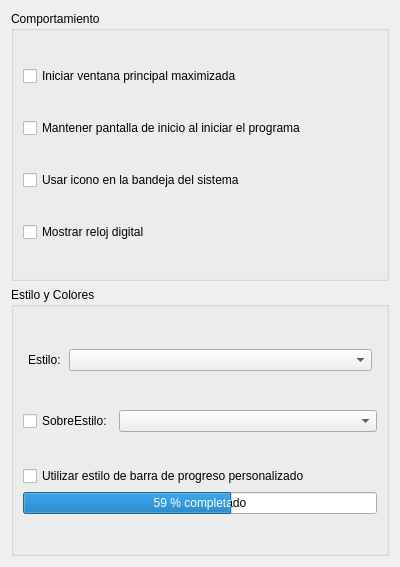
Old version of the form trunk/src/FPrefGeneral.ui in the repository chungote/gestotux.
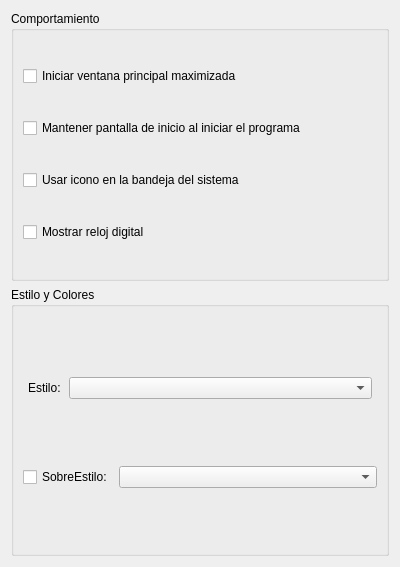
New version of the form.

Diff of the .ui file:
```diff
--- a/trunk/src/FPrefGeneral.ui
+++ b/trunk/src/FPrefGeneral.ui
@@ -134,39 +134,6 @@
         </item>
        </layout>
       </item>
-      <item>
-       <layout class="QVBoxLayout" >
-        <item>
-         <widget class="QCheckBox" name="ChBBarraProgreso" >
-          <property name="text" >
-           <string>Utilizar estilo de barra de progreso personalizado</string>
-          </property>
-         </widget>
-        </item>
-        <item>
-         <widget class="QProgressBar" name="PBMuestra" >
-          <property name="value" >
-           <number>59</number>
-          </property>
-          <property name="alignment" >
-           <set>Qt::AlignHCenter</set>
-          </property>
-          <property name="orientation" >
-           <enum>Qt::Horizontal</enum>
-          </property>
-          <property name="invertedAppearance" >
-           <bool>false</bool>
-          </property>
-          <property name="textDirection" >
-           <enum>QProgressBar::BottomToTop</enum>
-          </property>
-          <property name="format" >
-           <string>%p % completado</string>
-          </property>
-         </widget>
-        </item>
-       </layout>
-      </item>
      </layout>
     </widget>
    </item>
```
